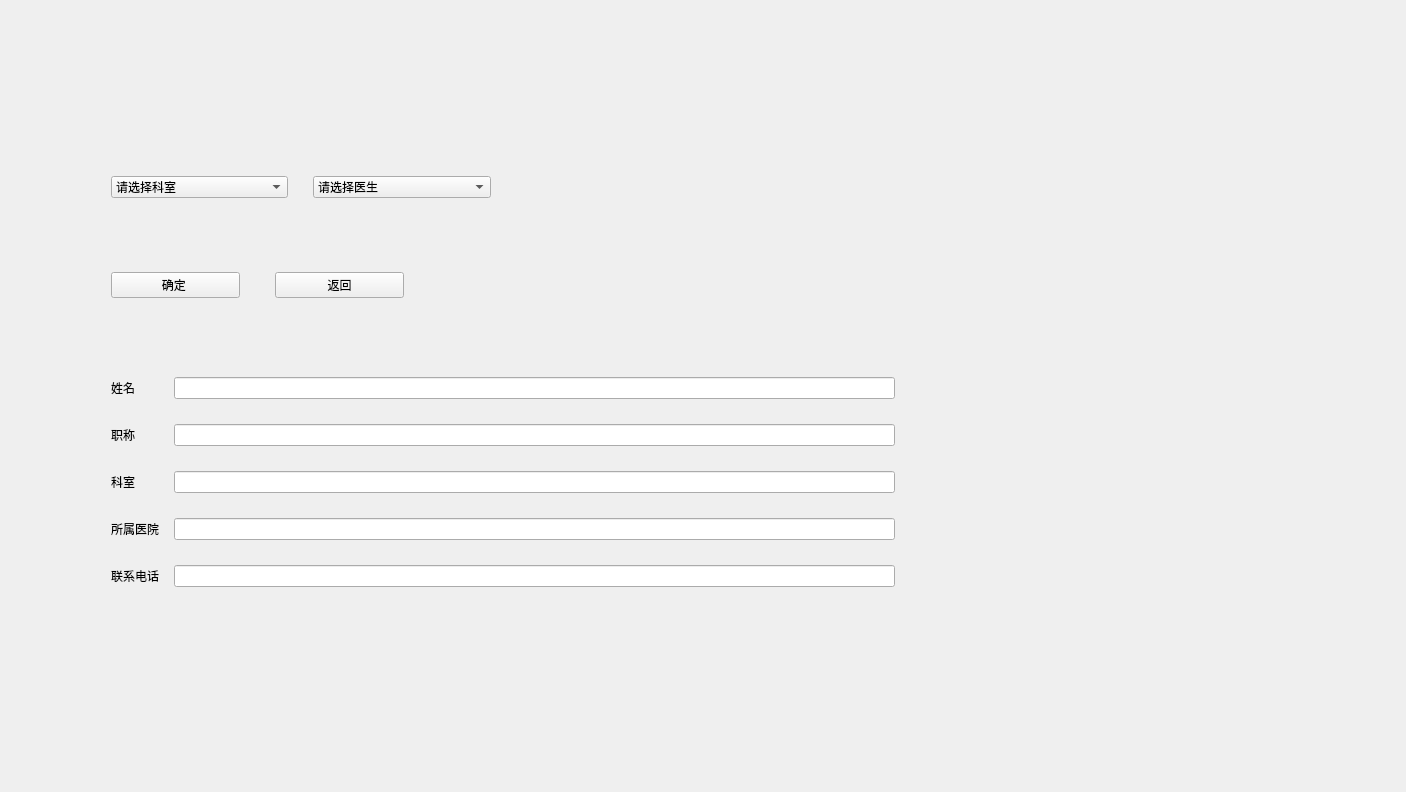
Above: ui/ViewDoctorInformations.ui from BottleOfErie/SmartHospital before the change. Below: the same form after it.
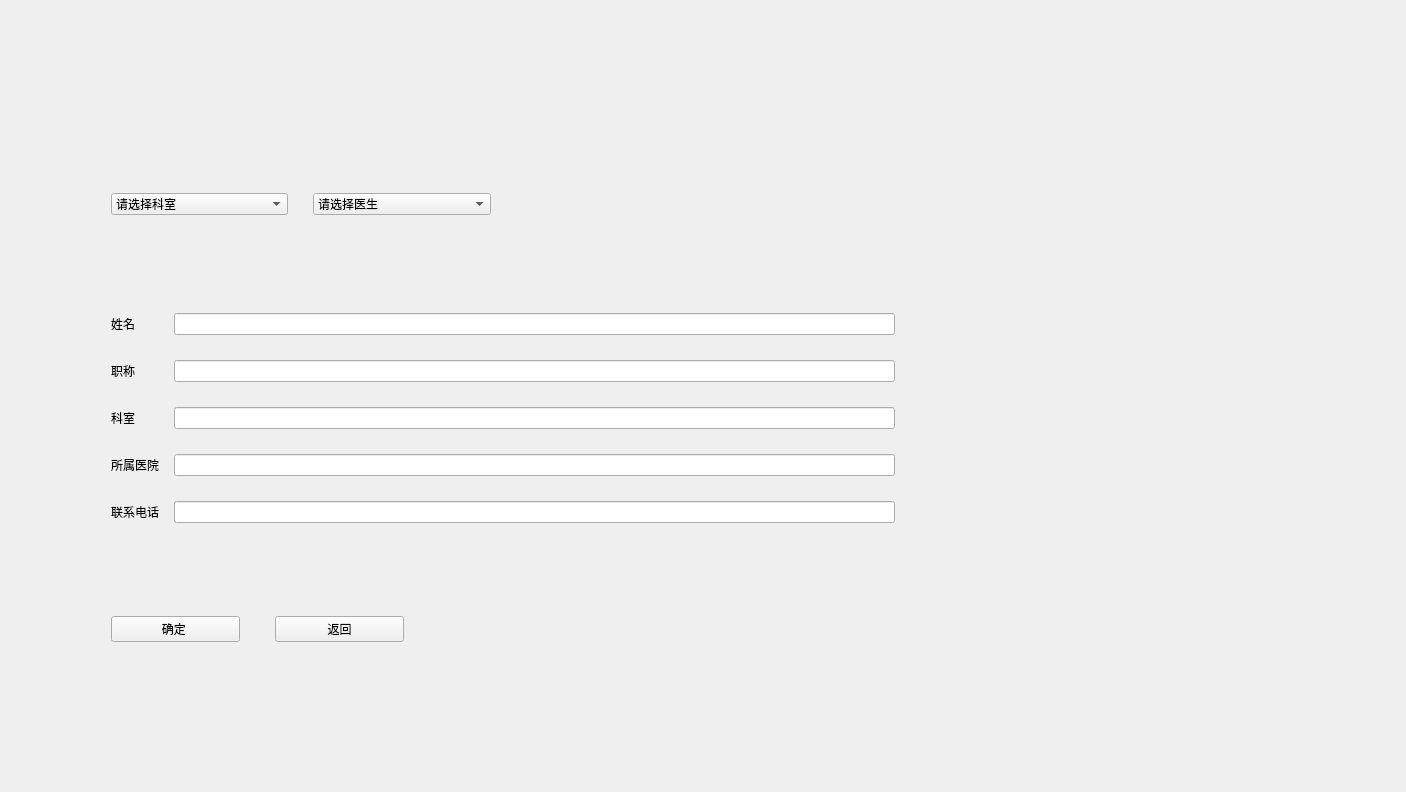
That is the form after the change. Icons and pictures are not drawn.

Commit message: ui 完整版  完成

Patch:
```diff
--- a/ui/ViewDoctorInformations.ui
+++ b/ui/ViewDoctorInformations.ui
@@ -18,7 +18,7 @@
   </property>
   <layout class="QGridLayout" name="gridLayout">
    <item row="0" column="0">
-    <layout class="QVBoxLayout" name="verticalLayout" stretch="0,1,1,4,0">
+    <layout class="QVBoxLayout" name="verticalLayout" stretch="0,2,5,1,0">
      <property name="spacing">
       <number>25</number>
      </property>
@@ -130,48 +130,6 @@
        </item>
       </layout>
      </item>
-     <item>
-      <layout class="QHBoxLayout" name="horizontalLayout_3">
-       <property name="spacing">
-        <number>35</number>
-       </property>
-       <item>
-        <widget class="QPushButton" name="pushButton">
-         <property name="text">
-          <string>确定 </string>
-         </property>
-        </widget>
-       </item>
-       <item>
-        <widget class="QPushButton" name="pushButton_2">
-         <property name="text">
-          <string>返回</string>
-         </property>
-        </widget>
-       </item>
-       <item>
-        <widget class="QLabel" name="label_10">
-         <property name="text">
-          <string/>
-         </property>
-        </widget>
-       </item>
-       <item>
-        <widget class="QLabel" name="label_2">
-         <property name="text">
-          <string/>
-         </property>
-        </widget>
-       </item>
-       <item>
-        <widget class="QLabel" name="label_9">
-         <property name="text">
-          <string/>
-         </property>
-        </widget>
-       </item>
-      </layout>
-     </item>
      <item>
       <layout class="QFormLayout" name="formLayout">
        <property name="horizontalSpacing">
@@ -235,6 +193,51 @@
        </item>
       </layout>
      </item>
+     <item>
+      <layout class="QHBoxLayout" name="horizontalLayout_3">
+       <property name="spacing">
+        <number>35</number>
+       </property>
+       <property name="topMargin">
+        <number>37</number>
+       </property>
+       <item>
+        <widget class="QPushButton" name="pushButton">
+         <property name="text">
+          <string>确定 </string>
+         </property>
+        </widget>
+       </item>
+       <item>
+        <widget class="QPushButton" name="pushButton_2">
+         <property name="text">
+          <string>返回</string>
+         </property>
+        </widget>
+       </item>
+       <item>
+        <widget class="QLabel" name="label_10">
+         <property name="text">
+          <string/>
+         </property>
+        </widget>
+       </item>
+       <item>
+        <widget class="QLabel" name="label_2">
+         <property name="text">
+          <string/>
+         </property>
+        </widget>
+       </item>
+       <item>
+        <widget class="QLabel" name="label_9">
+         <property name="text">
+          <string/>
+         </property>
+        </widget>
+       </item>
+      </layout>
+     </item>
      <item>
       <widget class="QLabel" name="label_17">
        <property name="text">
```
The commit also changes 4 other files.
